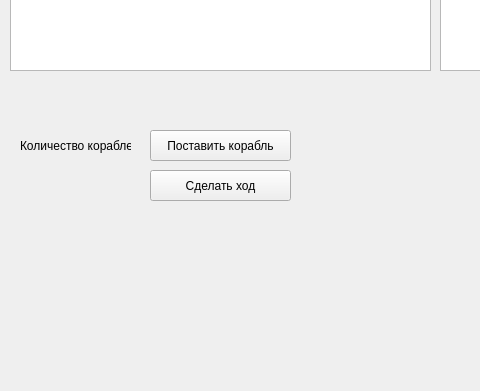
The window that Client/mainwindow.ui (ChazGrant/Battleship) describes before a commit, drawn with Qt 5; both pictures show x 0 to 480 and y 240 to 631 of the 879 by 631 pixel window.
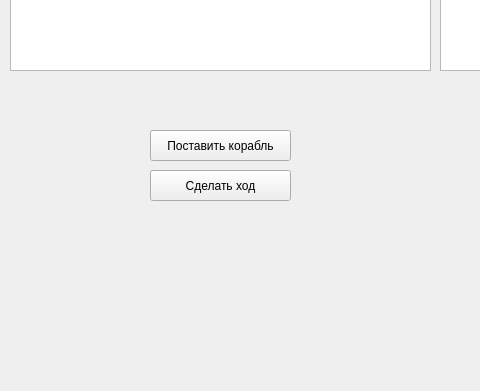
The same window after the commit.

The edit to the form file:
```diff
--- a/Client/mainwindow.ui
+++ b/Client/mainwindow.ui
@@ -14,19 +14,6 @@
    <string>MainWindow</string>
   </property>
   <widget class="QWidget" name="centralwidget">
-   <widget class="QLabel" name="label">
-    <property name="geometry">
-     <rect>
-      <x>20</x>
-      <y>370</y>
-      <width>111</width>
-      <height>31</height>
-     </rect>
-    </property>
-    <property name="text">
-     <string>Количество кораблей: </string>
-    </property>
-   </widget>
    <widget class="QTableWidget" name="yourField">
     <property name="geometry">
      <rect>
@@ -40,8 +27,8 @@
    <widget class="QLabel" name="shipsAmountLabel">
     <property name="geometry">
      <rect>
-      <x>20</x>
-      <y>350</y>
+      <x>10</x>
+      <y>320</y>
       <width>111</width>
       <height>131</height>
      </rect>
```
Left out of the diff: 2 changed lines with no effect on the pictures.
